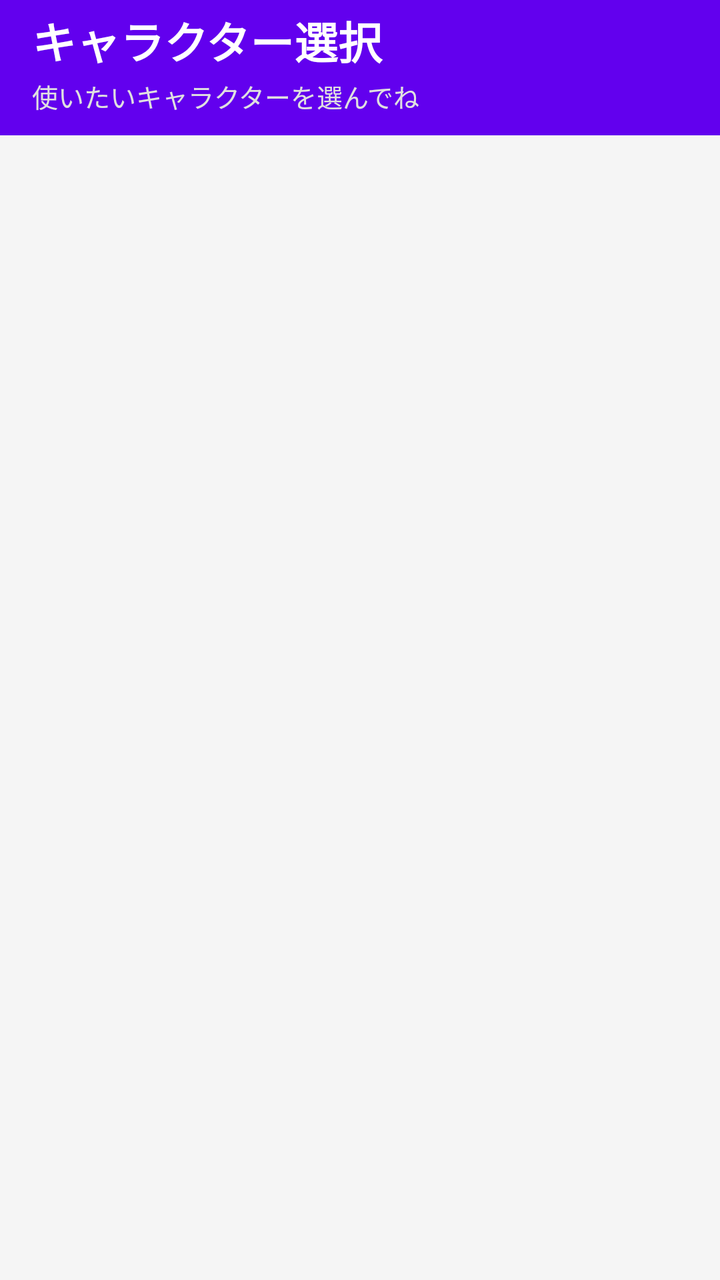
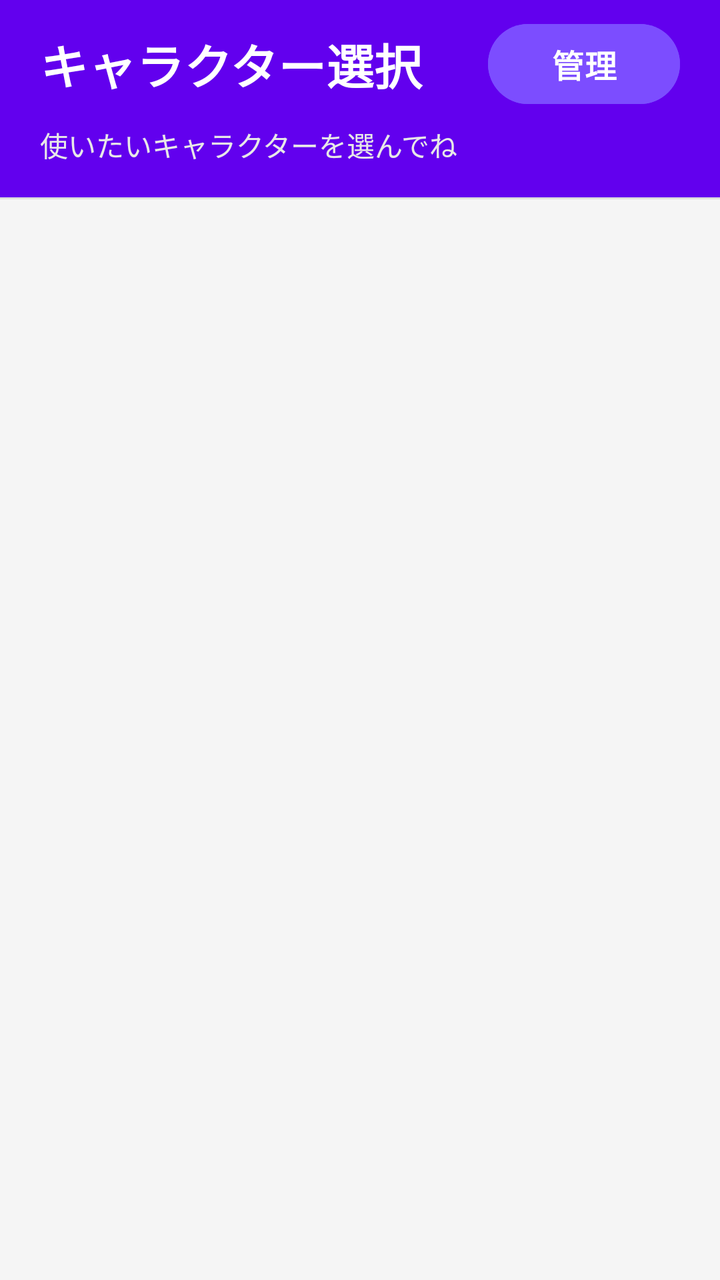

Compare the two renders of this Android layout. The source of the first and the diff that turns it into the second are given below.
<!-- AndroidManifest.xml: activity theme Theme.Homemascot.NoActionBar -->
<!-- res/layout/activity_character_selector.xml -->
<?xml version="1.0" encoding="utf-8"?>
<LinearLayout xmlns:android="http://schemas.android.com/apk/res/android"
    android:id="@+id/root_layout"
    android:layout_width="match_parent"
    android:layout_height="match_parent"
    android:orientation="vertical"
    android:background="#f5f5f5"
    android:fitsSystemWindows="false">

        
    <LinearLayout
        android:id="@+id/header_layout"
        android:layout_width="match_parent"
        android:layout_height="wrap_content"
        android:orientation="vertical"
        android:background="#6200EE"
        android:paddingLeft="16dp"
        android:paddingRight="16dp"
        android:paddingTop="4dp"
        android:paddingBottom="10dp">

        <TextView
            android:layout_width="match_parent"
            android:layout_height="wrap_content"
            android:text="キャラクター選択"
            android:textSize="22sp"
            android:textColor="#FFFFFF"
            android:textStyle="bold" />

        <TextView
            android:layout_width="match_parent"
            android:layout_height="wrap_content"
            android:text="使いたいキャラクターを選んでね"
            android:textSize="13sp"
            android:textColor="#E0E0E0"
            android:layout_marginTop="2dp" />
    </LinearLayout>

    
    <ListView
        android:id="@+id/character_list"
        android:layout_width="match_parent"
        android:layout_height="0dp"
        android:layout_weight="1"
        android:divider="#E0E0E0"
        android:dividerHeight="1dp"
        android:padding="8dp" />

</LinearLayout>
<!-- resources referenced by this layout -->
<resources>
  <style name="Theme.Homemascot.NoActionBar" parent="Theme.Material3.Light.NoActionBar">
          <item name="colorPrimary">#3f51b5</item>
          <item name="colorOnPrimary">#FFFFFF</item>
          <item name="colorSurface">#f5f5f5</item>
          <item name="colorOnSurface">#000000</item>
          <item name="colorOnSurfaceVariant">#666666</item>
      </style>
</resources>

<!-- the commit's change to res/layout/activity_character_selector.xml (unified diff, before → after) -->
@@ -4,37 +4,70 @@
     android:layout_width="match_parent"
     android:layout_height="match_parent"
     android:orientation="vertical"
-    android:background="#f5f5f5"
+    android:background="#F5F5F5"
     android:fitsSystemWindows="false">
 
-        
+    
     <LinearLayout
         android:id="@+id/header_layout"
         android:layout_width="match_parent"
         android:layout_height="wrap_content"
         android:orientation="vertical"
         android:background="#6200EE"
-        android:paddingLeft="16dp"
-        android:paddingRight="16dp"
-        android:paddingTop="4dp"
-        android:paddingBottom="10dp">
+        android:paddingStart="20dp"
+        android:paddingTop="8dp"
+        android:paddingEnd="20dp"
+        android:paddingBottom="16dp">
 
-        <TextView
+        
+        <LinearLayout
             android:layout_width="match_parent"
             android:layout_height="wrap_content"
-            android:text="キャラクター選択"
-            android:textSize="22sp"
-            android:textColor="#FFFFFF"
-            android:textStyle="bold" />
+            android:orientation="horizontal"
+            android:gravity="center_vertical">
 
+            <TextView
+                android:id="@+id/title"
+                android:layout_width="0dp"
+                android:layout_height="wrap_content"
+                android:layout_weight="1"
+                android:text="キャラクター選択"
+                android:textColor="#FFFFFF"
+                android:textStyle="bold"
+                android:textSize="24sp" />
+
+            <Button
+                android:id="@+id/manage_button"
+                android:layout_width="wrap_content"
+                android:layout_height="48dp"
+                android:minWidth="96dp"
+                android:text="管理"
+                android:textAllCaps="false"
+                android:textStyle="bold"
+                android:textSize="16sp"
+                android:textColor="#FFFFFF"
+                android:backgroundTint="#7C4DFF"
+                android:paddingStart="20dp"
+                android:paddingEnd="20dp" />
+
+        </LinearLayout>
+
+        
         <TextView
-            android:layout_width="match_parent"
+            android:layout_width="wrap_content"
             android:layout_height="wrap_content"
+            android:layout_marginTop="6dp"
             android:text="使いたいキャラクターを選んでね"
-            android:textSize="13sp"
-            android:textColor="#E0E0E0"
-            android:layout_marginTop="2dp" />
+            android:textColor="#E8E8E8"
+            android:textSize="14sp" />
+
     </LinearLayout>
+
+    
+    <View
+        android:layout_width="match_parent"
+        android:layout_height="1dp"
+        android:background="#DDDDDD" />
 
     
     <ListView
@@ -42,8 +75,10 @@
         android:layout_width="match_parent"
         android:layout_height="0dp"
         android:layout_weight="1"
+        android:padding="8dp"
         android:divider="#E0E0E0"
         android:dividerHeight="1dp"
-        android:padding="8dp" />
+        android:clipToPadding="false"
+        android:scrollbarStyle="outsideOverlay" />
 
 </LinearLayout>
